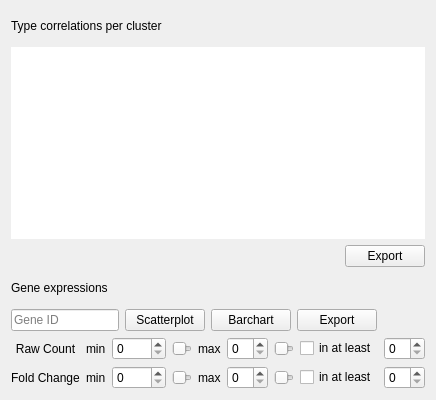
Before: the Qt Designer form TabWidget.ui in KaikiasVind/CellBadger, drawn with Qt 5.
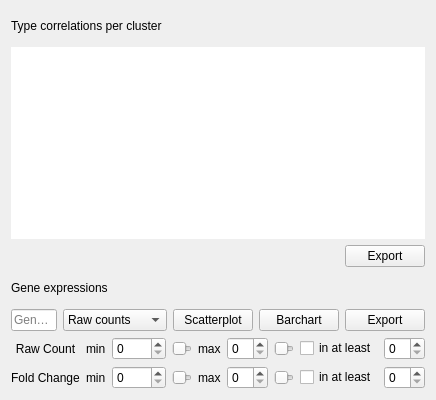
After: the same form once the commit is applied.

Commit message:
Added a button for switching the displayed expression data.
Added a button to switch between RPM, raw Count and fold change values.

What changed in the file:
```diff
--- a/TabWidget.ui
+++ b/TabWidget.ui
@@ -136,33 +136,25 @@
       </widget>
      </item>
      <item>
-      <widget class="QPushButton" name="pushButtonScatterPlot">
-       <property name="enabled">
-        <bool>true</bool>
+      <widget class="QComboBox" name="comboBoxShownGeneExpressionValues">
+       <property name="currentIndex">
+        <number>1</number>
        </property>
+       <item>
        <property name="text">
-        <string>Scatterplot</string>
-       </property>
-       <property name="checkable">
-        <bool>false</bool>
-       </property>
-      </widget>
+         <string>TPM</string>
+        </property>
      </item>
      <item>
-      <widget class="QPushButton" name="pushButtonBarChart">
-       <property name="enabled">
-        <bool>true</bool>
-       </property>
        <property name="text">
-        <string>Barchart</string>
-       </property>
-      </widget>
+         <string>Raw counts</string>
+        </property>
      </item>
      <item>
-      <widget class="QPushButton" name="pushButtonExportGeneExpressions">
        <property name="text">
-        <string>Export</string>
-       </property>
+         <string>Fold changes</string>
+        </property>
+       </item>
       </widget>
      </item>
      <item>
@@ -178,6 +170,36 @@
        </property>
       </spacer>
      </item>
+     <item>
+      <widget class="QPushButton" name="pushButtonScatterPlot">
+       <property name="enabled">
+        <bool>true</bool>
+       </property>
+       <property name="text">
+        <string>Scatterplot</string>
+       </property>
+       <property name="checkable">
+        <bool>false</bool>
+       </property>
+      </widget>
+     </item>
+     <item>
+      <widget class="QPushButton" name="pushButtonBarChart">
+       <property name="enabled">
+        <bool>true</bool>
+       </property>
+       <property name="text">
+        <string>Barchart</string>
+       </property>
+      </widget>
+     </item>
+     <item>
+      <widget class="QPushButton" name="pushButtonExportGeneExpressions">
+       <property name="text">
+        <string>Export</string>
+       </property>
+      </widget>
+     </item>
     </layout>
    </item>
    <item>
```
Lines whose indentation alone changed are shown as unchanged. The commit also changes 9 other files.
